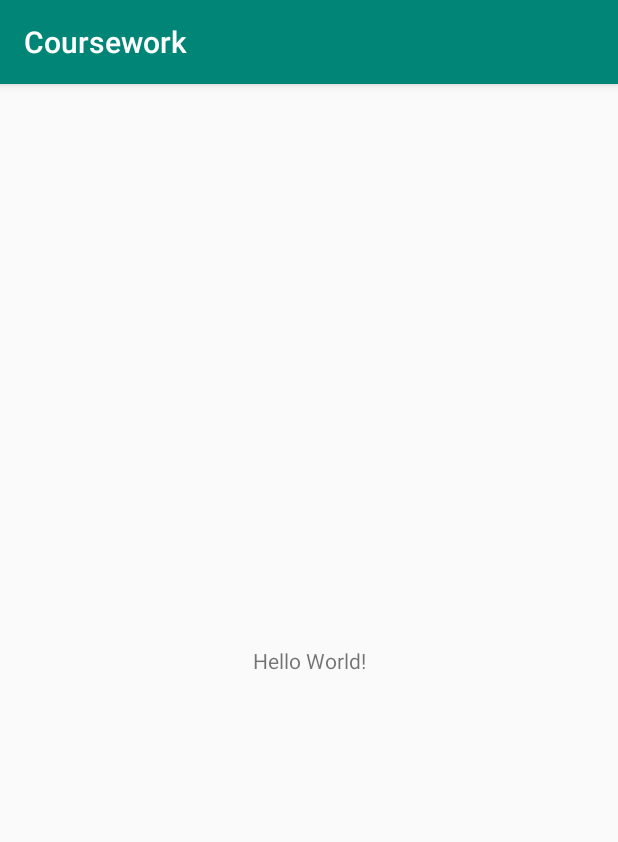
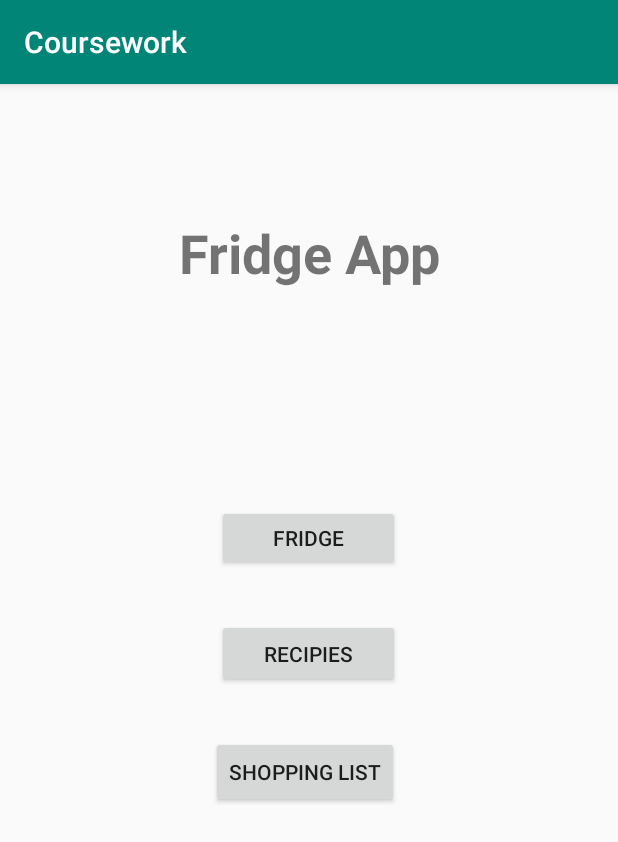
Before and after one commit to Walkmilton/Mobile-Development, an Android app: the screen it shows after launch (MainActivity), on a phone screen of 412 x 824 dp. Shown: the top 842 px of the screen. Run offline under Robolectric (Android 15) with nearby library versions, the phone set to English and light mode, and no system bars.

Commit message:
Created basic navigation

```diff
--- a/Coursework/app/src/main/AndroidManifest.xml
+++ b/Coursework/app/src/main/AndroidManifest.xml
@@ -9,6 +9,9 @@
         android:roundIcon="@mipmap/ic_launcher_round"
         android:supportsRtl="true"
         android:theme="@style/AppTheme">
+        <activity android:name=".ListActivity" android:parentActivityName=".MainActivity"></activity>
+        <activity android:name=".RecipeActivity" android:parentActivityName=".MainActivity"></activity>
+        <activity android:name=".FridgeActivity" android:parentActivityName=".MainActivity"></activity>
         <activity android:name=".MainActivity">
             <intent-filter>
                 <action android:name="android.intent.action.MAIN" />
--- a/Coursework/app/src/main/res/layout/activity_main.xml
+++ b/Coursework/app/src/main/res/layout/activity_main.xml
@@ -6,13 +6,52 @@
     android:layout_height="match_parent"
     tools:context=".MainActivity">
 
+    <Button
+        android:id="@+id/button"
+        android:layout_width="122dp"
+        android:layout_height="44dp"
+        android:layout_marginTop="144dp"
+        android:onClick="viewFridge"
+        android:text="@string/fridge_button"
+        app:layout_constraintEnd_toEndOf="parent"
+        app:layout_constraintHorizontal_bias="0.498"
+        app:layout_constraintStart_toStartOf="parent"
+        app:layout_constraintTop_toBottomOf="@+id/textView" />
+
     <TextView
+        android:id="@+id/textView"
         android:layout_width="wrap_content"
         android:layout_height="wrap_content"
-        android:text="Hello World!"
-        app:layout_constraintBottom_toBottomOf="parent"
-        app:layout_constraintLeft_toLeftOf="parent"
-        app:layout_constraintRight_toRightOf="parent"
+        android:layout_marginTop="88dp"
+        android:text="@string/main_title"
+        android:textAlignment="center"
+        android:textSize="36sp"
+        android:textStyle="bold"
+        app:layout_constraintEnd_toEndOf="parent"
+        app:layout_constraintStart_toStartOf="parent"
         app:layout_constraintTop_toTopOf="parent" />
 
+    <Button
+        android:id="@+id/button2"
+        android:layout_width="122dp"
+        android:layout_height="46dp"
+        android:layout_marginTop="32dp"
+        android:onClick="viewRecipies"
+        android:text="@string/recipe_button"
+        app:layout_constraintEnd_toEndOf="parent"
+        app:layout_constraintHorizontal_bias="0.498"
+        app:layout_constraintStart_toStartOf="parent"
+        app:layout_constraintTop_toBottomOf="@+id/button" />
+
+    <Button
+        android:id="@+id/button3"
+        android:layout_width="wrap_content"
+        android:layout_height="wrap_content"
+        android:layout_marginTop="32dp"
+        android:onClick="viewList"
+        android:text="@string/list_button"
+        app:layout_constraintEnd_toEndOf="parent"
+        app:layout_constraintHorizontal_bias="0.491"
+        app:layout_constraintStart_toStartOf="parent"
+        app:layout_constraintTop_toBottomOf="@+id/button2" />
 </android.support.constraint.ConstraintLayout>
--- a/Coursework/app/src/main/res/values/strings.xml
+++ b/Coursework/app/src/main/res/values/strings.xml
@@ -1,3 +1,7 @@
 <resources>
     <string name="app_name">Coursework</string>
+    <string name="fridge_button">Fridge</string>
+    <string name="recipe_button">Recipies</string>
+    <string name="list_button">Shopping List</string>
+    <string name="main_title">Fridge App</string>
 </resources>
```
Also changed, not shown: Coursework/app/src/main/java/com/example/coursework/FridgeActivity.java (added, +13 -0 lines), Coursework/app/src/main/java/com/example/coursework/ListActivity.java (added, +13 -0 lines), Coursework/app/src/main/java/com/example/coursework/MainActivity.java (+19 -0 lines), Coursework/app/src/main/java/com/example/coursework/RecipeActivity.java (added, +13 -0 lines), Coursework/app/src/main/res/layout/activity_fridge.xml (added, +9 -0 lines), Coursework/app/src/main/res/layout/activity_list.xml (added, +9 -0 lines), Coursework/app/src/main/res/layout/activity_recipe.xml (added, +9 -0 lines), 1 other file.
